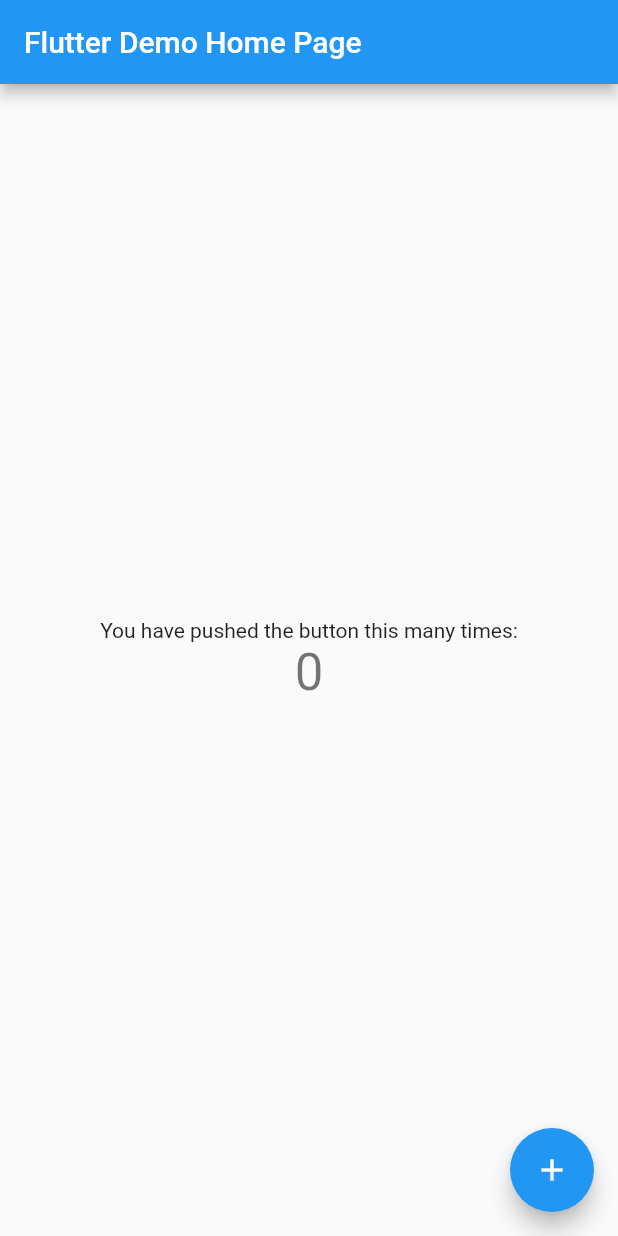
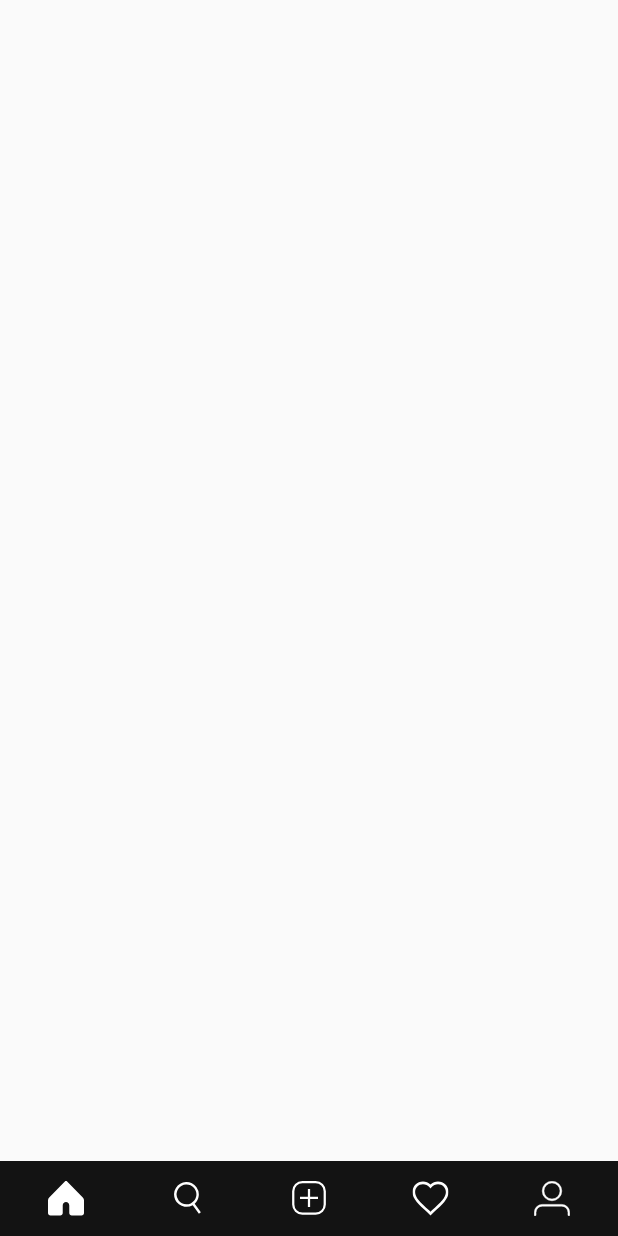
Before and after one commit to Maulidani/instagram, a Flutter app: the screen it shows after launch, on a phone screen of 412 x 824 dp. Run offline on Flutter 3.47's test engine with Material 2 defaults, Android fonts, the phone set to English and light mode, and no system bars; our stand-ins replace flutter_svg.

```diff
--- a/lib/main.dart
+++ b/lib/main.dart
@@ -1,115 +1,9 @@
 import 'package:flutter/material.dart';
+import 'package:instagram/pages/root_app.dart';
 
 void main() {
-  runApp(const MyApp());
+  runApp(MaterialApp(
+    debugShowCheckedModeBanner: true,
+    home: RootApp(),
+  ));
 }
-
-class MyApp extends StatelessWidget {
-  const MyApp({Key? key}) : super(key: key);
-
-  // This widget is the root of your application.
-  @override
-  Widget build(BuildContext context) {
-    return MaterialApp(
-      title: 'Flutter Demo',
-      theme: ThemeData(
-        // This is the theme of your application.
-        //
-        // Try running your application with "flutter run". You'll see the
-        // application has a blue toolbar. Then, without quitting the app, try
-        // changing the primarySwatch below to Colors.green and then invoke
-        // "hot reload" (press "r" in the console where you ran "flutter run",
-        // or simply save your changes to "hot reload" in a Flutter IDE).
-        // Notice that the counter didn't reset back to zero; the application
-        // is not restarted.
-        primarySwatch: Colors.blue,
-      ),
-      home: const MyHomePage(title: 'Flutter Demo Home Page'),
-    );
-  }
-}
-
-class MyHomePage extends StatefulWidget {
-  const MyHomePage({Key? key, required this.title}) : super(key: key);
-
-  // This widget is the home page of your application. It is stateful, meaning
-  // that it has a State object (defined below) that contains fields that affect
-  // how it looks.
-
-  // This class is the configuration for the state. It holds the values (in this
-  // case the title) provided by the parent (in this case the App widget) and
-  // used by the build method of the State. Fields in a Widget subclass are
-  // always marked "final".
-
-  final String title;
-
-  @override
-  State<MyHomePage> createState() => _MyHomePageState();
-}
-
-class _MyHomePageState extends State<MyHomePage> {
-  int _counter = 0;
-
-  void _incrementCounter() {
-    setState(() {
-      // This call to setState tells the Flutter framework that something has
-      // changed in this State, which causes it to rerun the build method below
-      // so that the display can reflect the updated values. If we changed
-      // _counter without calling setState(), then the build method would not be
-      // called again, and so nothing would appear to happen.
-      _counter++;
-    });
-  }
-
-  @override
-  Widget build(BuildContext context) {
-    // This method is rerun every time setState is called, for instance as done
-    // by the _incrementCounter method above.
-    //
-    // The Flutter framework has been optimized to make rerunning build methods
-    // fast, so that you can just rebuild anything that needs updating rather
-    // than having to individually change instances of widgets.
-    return Scaffold(
-      appBar: AppBar(
-        // Here we take the value from the MyHomePage object that was created by
-        // the App.build method, and use it to set our appbar title.
-        title: Text(widget.title),
-      ),
-      body: Center(
-        // Center is a layout widget. It takes a single child and positions it
-        // in the middle of the parent.
-        child: Column(
-          // Column is also a layout widget. It takes a list of children and
-          // arranges them vertically. By default, it sizes itself to fit its
-          // children horizontally, and tries to be as tall as its parent.
-          //
-          // Invoke "debug painting" (press "p" in the console, choose the
-          // "Toggle Debug Paint" action from the Flutter Inspector in Android
-          // Studio, or the "Toggle Debug Paint" command in Visual Studio Code)
-          // to see the wireframe for each widget.
-          //
-          // Column has various properties to control how it sizes itself and
-          // how it positions its children. Here we use mainAxisAlignment to
-          // center the children vertically; the main axis here is the vertical
-          // axis because Columns are vertical (the cross axis would be
-          // horizontal).
-          mainAxisAlignment: MainAxisAlignment.center,
-          children: <Widget>[
-            const Text(
-              'You have pushed the button this many times:',
-            ),
-            Text(
-              '$_counter',
-              style: Theme.of(context).textTheme.headline4,
-            ),
-          ],
-        ),
-      ),
-      floatingActionButton: FloatingActionButton(
-        onPressed: _incrementCounter,
-        tooltip: 'Increment',
-        child: const Icon(Icons.add),
-      ), // This trailing comma makes auto-formatting nicer for build methods.
-    );
-  }
-}
--- /dev/null
+++ b/lib/pages/root_app.dart
@@ -0,0 +1,71 @@
+import 'package:flutter/material.dart';
+import 'package:flutter_svg/flutter_svg.dart';
+import 'package:instagram/theme/colors.dart';
+
+class RootApp extends StatefulWidget {
+
+  @override
+  _RootAppState createState() => _RootAppState();
+}
+
+class _RootAppState extends State<RootApp> {
+  int pageIndex = 0;
+
+  @override
+  Widget build(BuildContext context) {
+    return Scaffold(
+      bottomNavigationBar: getFooter(),
+    );
+  }
+
+  Widget getFooter() {
+    List bottomItems = [
+      pageIndex == 0
+          ? "assets/images/home_active_icon.svg"
+          : "assets/images/home_icon.svg",
+      pageIndex == 1
+          ? "assets/images/search_active_icon.svg"
+          : "assets/images/search_icon.svg",
+      pageIndex == 2
+          ? "assets/images/upload_active_icon.svg"
+          : "assets/images/upload_icon.svg",
+      pageIndex == 3
+          ? "assets/images/love_active_icon.svg"
+          : "assets/images/love_icon.svg",
+      pageIndex == 4
+          ? "assets/images/account_active_icon.svg"
+          : "assets/images/account_icon.svg",
+    ];
+
+    return Container(
+      width: double.infinity,
+      height: 50,
+      decoration: BoxDecoration(
+          color: appFooterColor
+      ),
+      child: Padding(
+        padding: const EdgeInsets.only(
+            left: 32, right: 32),
+        child: Row(
+          mainAxisAlignment: MainAxisAlignment.spaceBetween,
+          children: List.generate(bottomItems.length, (index) {
+            return InkWell(
+                onTap: () {
+                  selectedTab(index);
+                },
+                child: SvgPicture.asset(bottomItems[index],
+                  width: 24,
+                )
+            );
+          }),
+        ),
+      ),
+    );
+  }
+
+  selectedTab(index) {
+    setState(() {
+      pageIndex = index;
+    });
+  }
+}
--- /dev/null
+++ b/lib/theme/colors.dart
@@ -0,0 +1,13 @@
+import 'package:flutter/material.dart';
+
+const appBarColor = Color(0xFF131313);
+const appFooterColor = Color(0xFF131313);
+const primary = Color(0xFF000000);
+const white = Color(0xFFFFFFFF);
+const black = Color(0xFF000000);
+const textFieldBackground = Color(0xFF262626);
+const buttonFollowColor = Color(0xFF0494F5);
+const storyBorderColor = [
+  Color(0xFF9B2282),
+  Color(0xFFEEA863)
+];
--- a/pubspec.yaml
+++ b/pubspec.yaml
@@ -34,6 +34,8 @@ dependencies:
   # The following adds the Cupertino Icons font to your application.
   # Use with the CupertinoIcons class for iOS style icons.
   cupertino_icons: ^1.0.2
+  flutter_svg: ^1.1.5
+  line_icons:
 
 dev_dependencies:
   flutter_test:
@@ -58,7 +60,8 @@ flutter:
   uses-material-design: true
 
   # To add assets to your application, add an assets section, like this:
-  # assets:
+  assets:
+    - assets/images/
   #   - images/a_dot_burr.jpeg
   #   - images/a_dot_ham.jpeg
 
```
Also changed, not shown: assets/images/account_active_icon.svg (added), assets/images/account_icon.svg (added), assets/images/camera_icon.svg (added), assets/images/comment_icon.svg (added), assets/images/home_active_icon.svg (added), assets/images/home_icon.svg (added), assets/images/love_active_icon.svg (added), assets/images/love_icon.svg (added), assets/images/loved_icon.svg (added), assets/images/message_icon.svg (added), assets/images/save_icon.svg (added), assets/images/search_active_icon.svg (added), assets/images/search_icon.svg (added), assets/images/upload_active_icon.svg (added), 2 more files, 1 other file.
